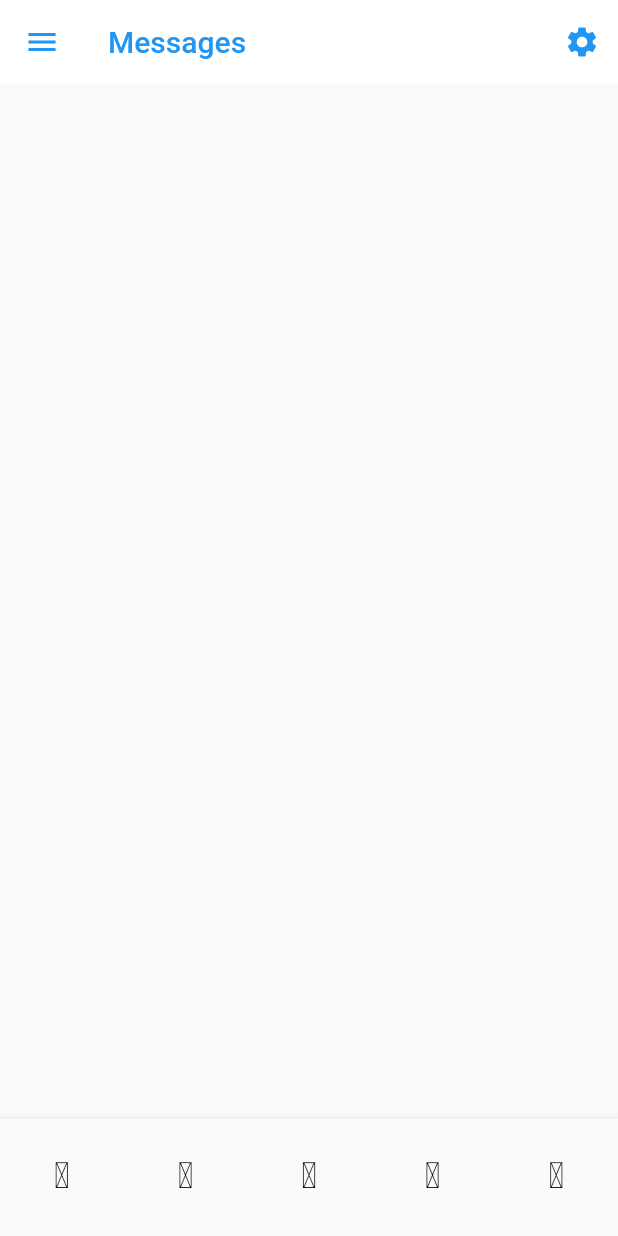
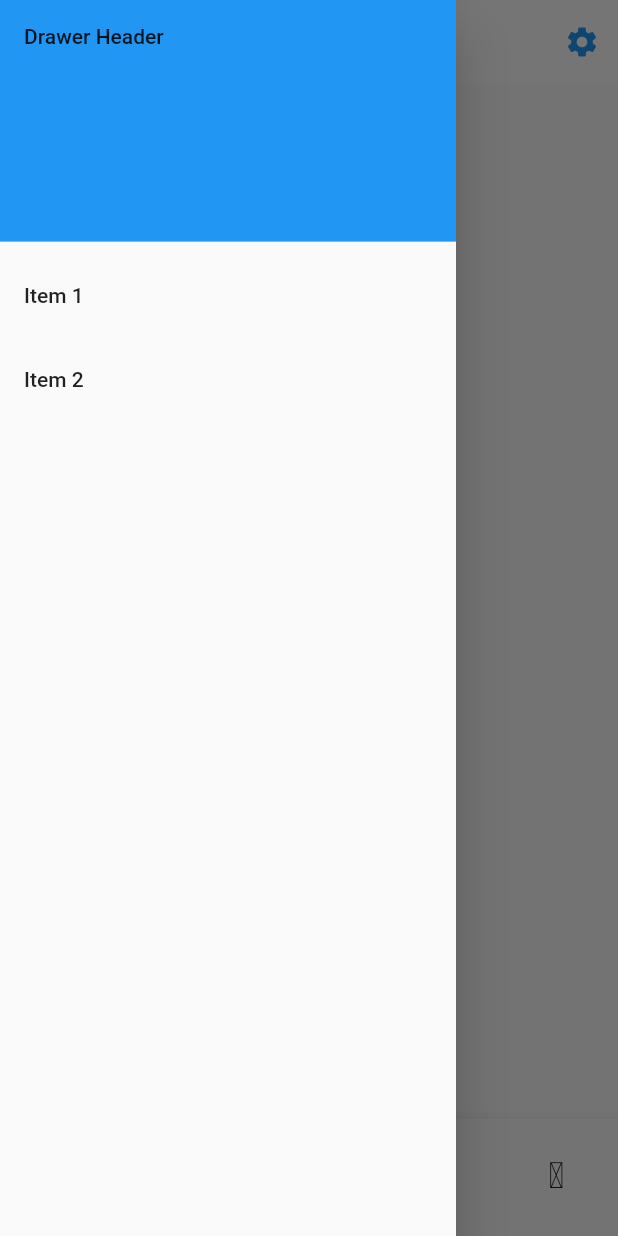
Before and after one commit to lilmistake/twitter-ui, a Flutter app: the MessagesPage screen opened directly, with the side drawer open (before the commit the screen has no drawer), on a phone screen of 412 x 824 dp. Run offline on Flutter 3.47's test engine with Material 2 defaults, Android fonts, the phone set to English and light mode, and no system bars; our stand-ins replace material_design_icons_flutter; network calls fail.

Commit message:
app brawer

```diff
--- a/lib/components/components.dart
+++ b/lib/components/components.dart
@@ -2,3 +2,4 @@ export 'appbar.dart';
 export 'stories.dart';
 export 'posts.dart';
 export 'bottom_navigation_bar.dart';
+export 'drawer.dart';
--- /dev/null
+++ b/lib/components/drawer.dart
@@ -0,0 +1,36 @@
+import 'package:flutter/material.dart';
+
+class MyAppDrawer extends StatelessWidget {
+  const MyAppDrawer({Key? key}) : super(key: key);
+
+  @override
+  Widget build(BuildContext context) {
+    return Drawer(
+      child: ListView(
+        padding: EdgeInsets.zero,
+        children: [
+          const DrawerHeader(
+            decoration: BoxDecoration(
+              color: Colors.blue,
+            ),
+            child: Text('Drawer Header'),
+          ),
+          ListTile(
+            title: const Text('Item 1'),
+            onTap: () {
+              print("object");
+              Scaffold.of(context).closeDrawer();
+            },
+          ),
+          ListTile(
+            title: const Text('Item 2'),
+            onTap: () {
+              print("object");
+              Scaffold.of(context).closeDrawer();
+            },
+          ),
+        ],
+      ),
+    );
+  }
+}
--- a/lib/pages/home.dart
+++ b/lib/pages/home.dart
@@ -31,6 +31,7 @@ class HomePage extends StatelessWidget {
             ],
           ),
         ),
+        drawer: const MyAppDrawer(),
         bottomNavigationBar: const MyBottomNavigationBar());
   }
 }
--- a/lib/pages/messages.dart
+++ b/lib/pages/messages.dart
@@ -1,5 +1,6 @@
 import 'package:flutter/material.dart';
 import 'package:flutter/services.dart';
+import 'package:twitter_ui/components/drawer.dart';
 
 class MessagesPage extends StatelessWidget {
   final Widget bottomNavigationBar;
@@ -17,7 +18,6 @@ class MessagesPage extends StatelessWidget {
                   statusBarIconBrightness: Brightness.dark),
               backgroundColor: Colors.white,
               foregroundColor: Colors.blue,
-              leading: const Icon(Icons.menu),
               title: const Text("Messages"),
               actions: [
                 IconButton(onPressed: () {}, icon: const Icon(Icons.settings))
@@ -25,6 +25,7 @@ class MessagesPage extends StatelessWidget {
             )
           ],
       ),
+      drawer: const MyAppDrawer(),
       bottomNavigationBar: bottomNavigationBar,
     );
   }
--- a/lib/pages/notifications.dart
+++ b/lib/pages/notifications.dart
@@ -1,5 +1,6 @@
 import 'package:flutter/material.dart';
 import 'package:flutter/services.dart';
+import 'package:twitter_ui/components/components.dart';
 class NotificationsPage extends StatelessWidget {
   final Widget bottomNavigationBar;
   const NotificationsPage({Key? key, required this.bottomNavigationBar})
@@ -16,7 +17,6 @@ class NotificationsPage extends StatelessWidget {
                   statusBarIconBrightness: Brightness.dark),
               backgroundColor: Colors.white,
               foregroundColor: Colors.blue,
-              leading: const Icon(Icons.menu),
               title: const Text("Notifications"),
               actions: [
                 IconButton(onPressed: () {}, icon: const Icon(Icons.settings))
@@ -24,6 +24,7 @@ class NotificationsPage extends StatelessWidget {
             )
           ],
       ),
+      drawer: const MyAppDrawer(),
       bottomNavigationBar: bottomNavigationBar,
     );
   }
--- a/lib/pages/search.dart
+++ b/lib/pages/search.dart
@@ -1,6 +1,6 @@
 import 'package:flutter/material.dart';
 import 'package:flutter/services.dart';
-
+import 'package:twitter_ui/components/components.dart';
 class SearchPage extends StatelessWidget {
   final Widget bottomNavigationBar;
   const SearchPage({Key? key, required this.bottomNavigationBar})
@@ -17,7 +17,6 @@ class SearchPage extends StatelessWidget {
                   statusBarIconBrightness: Brightness.dark),
               backgroundColor: Colors.white,
               foregroundColor: Colors.blue,
-              leading: const Icon(Icons.menu),
               title: const Text("Search"),
               actions: [
                 IconButton(onPressed: () {}, icon: const Icon(Icons.settings))
@@ -25,6 +24,7 @@ class SearchPage extends StatelessWidget {
             )
           ],
       ),
+      drawer: const MyAppDrawer(),
       bottomNavigationBar: bottomNavigationBar,
     );
   }
--- a/lib/pages/spaces.dart
+++ b/lib/pages/spaces.dart
@@ -1,5 +1,7 @@
 import 'package:flutter/material.dart';
 import 'package:flutter/services.dart';
+import 'package:twitter_ui/components/components.dart';
+
 class SpacesPage extends StatelessWidget {
   final Widget bottomNavigationBar;
   const SpacesPage({Key? key, required this.bottomNavigationBar})
@@ -16,7 +18,6 @@ class SpacesPage extends StatelessWidget {
                 statusBarIconBrightness: Brightness.dark),
             backgroundColor: Colors.white,
             foregroundColor: Colors.blue,
-              leading: const Icon(Icons.menu),
             title: const Text("Spaces"),
             actions: [
               IconButton(onPressed: () {}, icon: const Icon(Icons.settings))
@@ -24,6 +25,7 @@ class SpacesPage extends StatelessWidget {
           )
         ],
       ),
+      drawer: const MyAppDrawer(),
       bottomNavigationBar: bottomNavigationBar,
     );
   }
```
Also changed, not shown: lib/components/appbar.dart (+7 -4 lines). Lines whose indentation alone changed are shown as unchanged.
